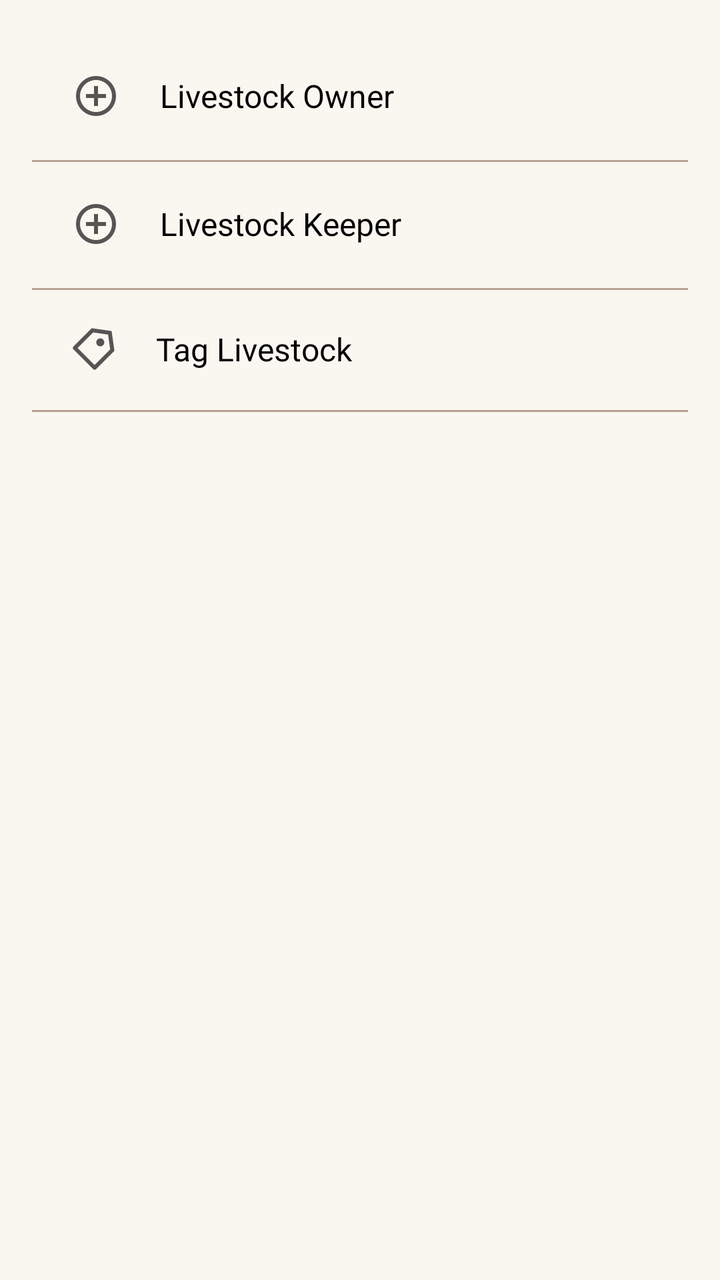
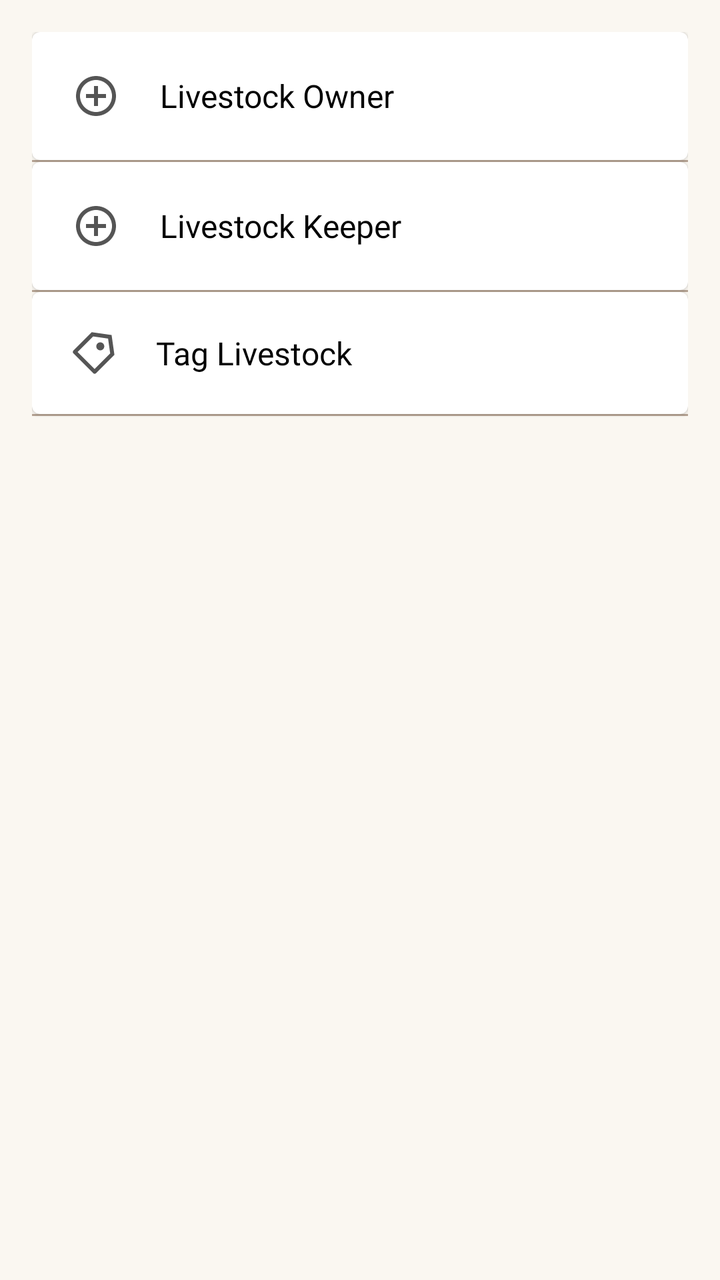

Compare the two renders of this Android layout. The source of the first and the diff that turns it into the second are given below.
<!-- AndroidManifest.xml: application theme Theme.RanchID -->
<!-- res/layout/fragment_offline_function.xml -->
<?xml version="1.0" encoding="utf-8"?>
<layout xmlns:android="http://schemas.android.com/apk/res/android"
    xmlns:tools="http://schemas.android.com/tools"
    xmlns:app="http://schemas.android.com/apk/res-auto">

    <data>
        <variable
            name="offlineFragment"
            type="com.sallyjayz.ranchid.offline.OfflineFunctionFragment"
            />

    </data>

    <FrameLayout
        android:layout_width="match_parent"
        android:layout_height="match_parent"
        tools:context=".offline.OfflineFunctionFragment">

        <androidx.constraintlayout.widget.ConstraintLayout
            android:layout_width="match_parent"
            android:layout_height="match_parent"
            android:layout_margin="@dimen/sixteen_dp">

            <LinearLayout
                android:id="@+id/offline_livestock_owner"
                android:layout_width="match_parent"
                android:layout_height="wrap_content"
                android:orientation="horizontal"
                app:layout_constraintStart_toStartOf="parent"
                app:layout_constraintTop_toTopOf="parent"
                app:layout_constraintEnd_toEndOf="parent"
                android:onClick="@{() -> offlineFragment.livestockOwner()}">

                <ImageView
                    android:layout_width="wrap_content"
                    android:layout_height="wrap_content"
                    android:src="@drawable/ic_add"
                    android:padding="@dimen/twenty_dp"
                    android:contentDescription="@string/add_livestock_owner_icon" />

                <com.google.android.material.textview.MaterialTextView
                    android:layout_width="0dp"
                    android:layout_height="wrap_content"
                    android:text="@string/livestock_owner"
                    android:textSize="@dimen/sixteen_sp"
                    android:layout_gravity="center_vertical"
                    android:layout_weight="1"
                    android:textColor="@color/black"/>
            </LinearLayout>

            <com.google.android.material.divider.MaterialDivider
                android:id="@+id/owner_divider"
                android:layout_width="match_parent"
                android:layout_height="wrap_content"
                app:layout_constraintStart_toStartOf="@id/offline_livestock_owner"
                app:layout_constraintEnd_toEndOf="@id/offline_livestock_owner"
                app:layout_constraintTop_toBottomOf="@id/offline_livestock_owner"
                android:background="@color/divider"
                />

            <LinearLayout
                android:id="@+id/offline_livestock_keeper"
                android:layout_width="match_parent"
                android:layout_height="wrap_content"
                android:orientation="horizontal"
                app:layout_constraintStart_toStartOf="parent"
                app:layout_constraintTop_toBottomOf="@id/offline_livestock_owner"
                app:layout_constraintEnd_toEndOf="parent"
                android:onClick="@{() -> offlineFragment.livestockKeeper()}">

                <ImageView
                    android:layout_width="wrap_content"
                    android:layout_height="wrap_content"
                    android:src="@drawable/ic_add"
                    android:padding="@dimen/twenty_dp"
                    android:contentDescription="@string/add_livestock_keeper_icon" />

                <com.google.android.material.textview.MaterialTextView
                    android:layout_width="0dp"
                    android:layout_height="wrap_content"
                    android:text="@string/livestock_keeper"
                    android:fontFamily="@font/inter_regular"
                    android:textSize="@dimen/sixteen_sp"
                    android:layout_gravity="center_vertical"
                    android:layout_weight="1"
                    android:textColor="@color/black"/>
            </LinearLayout>

            <com.google.android.material.divider.MaterialDivider
                android:id="@+id/keeper_divider"
                android:layout_width="match_parent"
                android:layout_height="wrap_content"
                app:layout_constraintStart_toStartOf="@id/offline_livestock_keeper"
                app:layout_constraintEnd_toEndOf="@id/offline_livestock_keeper"
                app:layout_constraintTop_toBottomOf="@id/offline_livestock_keeper"
                android:background="@color/divider"
                />

            <LinearLayout
                android:id="@+id/offline_tag_livestock"
                android:layout_width="match_parent"
                android:layout_height="wrap_content"
                android:orientation="horizontal"
                app:layout_constraintStart_toStartOf="parent"
                app:layout_constraintTop_toBottomOf="@id/offline_livestock_keeper"
                app:layout_constraintEnd_toEndOf="parent"
                android:onClick="@{() -> offlineFragment.livestockTag()}">

                <ImageView
                    android:layout_width="wrap_content"
                    android:layout_height="wrap_content"
                    android:src="@drawable/ic_tag"
                    android:padding="@dimen/twenty_dp"
                    android:contentDescription="@string/add_livestock_keeper_icon" />

                <com.google.android.material.textview.MaterialTextView
                    android:layout_width="0dp"
                    android:layout_height="wrap_content"
                    android:text="@string/tag_livestock"
                    android:fontFamily="@font/inter_regular"
                    android:textSize="@dimen/sixteen_sp"
                    android:layout_gravity="center_vertical"
                    android:layout_weight="1"
                    android:textColor="@color/black"/>
            </LinearLayout>

            <com.google.android.material.divider.MaterialDivider
                android:id="@+id/tag_livestock_divider"
                android:layout_width="match_parent"
                android:layout_height="wrap_content"
                app:layout_constraintStart_toStartOf="@id/offline_tag_livestock"
                app:layout_constraintEnd_toEndOf="@id/offline_tag_livestock"
                app:layout_constraintTop_toBottomOf="@id/offline_tag_livestock"
                android:background="@color/divider"
                />

        </androidx.constraintlayout.widget.ConstraintLayout>

    </FrameLayout>
</layout>
<!-- resources referenced by this layout -->
<resources>
  <style name="Theme.RanchID" parent="Theme.MaterialComponents.Light.NoActionBar">
          
          <item name="colorPrimary">@color/primary</item>
          <item name="colorPrimaryVariant">@color/primary_variant</item>
          <item name="colorOnPrimary">@color/black</item>
          
          <item name="colorSecondary">@color/nait_blue</item>
          <item name="colorSecondaryVariant">@color/teal_700</item>
          <item name="colorOnSecondary">@color/black</item>
          
          <item name="android:statusBarColor">?attr/colorPrimaryVariant</item>
          <item name="android:windowLightStatusBar" tools:targetApi="m">true</item>
          <item name="android:navigationBarColor">?attr/colorPrimaryVariant</item>
          <item name="android:windowLightNavigationBar" tools:targetApi="27">true</item>
          
          <item name="android:colorBackground">?attr/colorPrimaryVariant</item>
          <item name="toolbarStyle">@style/Widget.App.Toolbar</item>
          <item name="navigationViewStyle">@style/Widget.RanchID.NavigationView</item>
          <item name="radioButtonStyle">@style/Widget.RanchID.RadioButton</item>
          <item name="tabStyle">@style/Widget.RanchID.TabLayout</item>
          <item name="materialCalendarTheme">@style/ThemeOverlay.RanchID.DatePicker</item>
  
          <item name="materialAlertDialogTheme">@style/ThemeOverlay.RanchID.MaterialAlertDialog</item>
          <item name="android:windowAnimationStyle">@style/ActivityAnimation</item>
          <item name="bottomSheetDialogTheme">@style/ThemeOverlay.Ranch.BottomSheetDialog</item>
      </style>
  <!-- unchanged entries left out for length: 44 -->
</resources>

<!-- the commit's change to res/layout/fragment_offline_function.xml (unified diff, before → after) -->
@@ -21,32 +21,38 @@
             android:layout_height="match_parent"
             android:layout_margin="@dimen/sixteen_dp">
 
-            <LinearLayout
+            <com.google.android.material.card.MaterialCardView
                 android:id="@+id/offline_livestock_owner"
-                android:layout_width="match_parent"
+                android:layout_width="0dp"
                 android:layout_height="wrap_content"
-                android:orientation="horizontal"
                 app:layout_constraintStart_toStartOf="parent"
                 app:layout_constraintTop_toTopOf="parent"
                 app:layout_constraintEnd_toEndOf="parent"
                 android:onClick="@{() -> offlineFragment.livestockOwner()}">
 
-                <ImageView
-                    android:layout_width="wrap_content"
+                <LinearLayout
+                    android:layout_width="match_parent"
                     android:layout_height="wrap_content"
-                    android:src="@drawable/ic_add"
-                    android:padding="@dimen/twenty_dp"
-                    android:contentDescription="@string/add_livestock_owner_icon" />
+                    android:orientation="horizontal">
 
-                <com.google.android.material.textview.MaterialTextView
-                    android:layout_width="0dp"
-                    android:layout_height="wrap_content"
-                    android:text="@string/livestock_owner"
-                    android:textSize="@dimen/sixteen_sp"
-                    android:layout_gravity="center_vertical"
-                    android:layout_weight="1"
-                    android:textColor="@color/black"/>
-            </LinearLayout>
+                    <ImageView
+                        android:layout_width="wrap_content"
+                        android:layout_height="wrap_content"
+                        android:src="@drawable/ic_add"
+                        android:padding="@dimen/twenty_dp"
+                        android:contentDescription="@string/add_livestock_owner_icon" />
+
+                    <com.google.android.material.textview.MaterialTextView
+                        android:layout_width="0dp"
+                        android:layout_height="wrap_content"
+                        android:text="@string/livestock_owner"
+                        android:textSize="@dimen/sixteen_sp"
+                        android:layout_gravity="center_vertical"
+                        android:layout_weight="1"
+                        android:textColor="@color/black"/>
+                </LinearLayout>
+
+            </com.google.android.material.card.MaterialCardView>
 
             <com.google.android.material.divider.MaterialDivider
                 android:id="@+id/owner_divider"
@@ -58,33 +64,40 @@
                 android:background="@color/divider"
                 />
 
-            <LinearLayout
+            <com.google.android.material.card.MaterialCardView
                 android:id="@+id/offline_livestock_keeper"
-                android:layout_width="match_parent"
+                android:layout_width="0dp"
                 android:layout_height="wrap_content"
-                android:orientation="horizontal"
                 app:layout_constraintStart_toStartOf="parent"
-                app:layout_constraintTop_toBottomOf="@id/offline_livestock_owner"
+                app:layout_constraintTop_toBottomOf="@id/owner_divider"
                 app:layout_constraintEnd_toEndOf="parent"
                 android:onClick="@{() -> offlineFragment.livestockKeeper()}">
 
-                <ImageView
-                    android:layout_width="wrap_content"
+                <LinearLayout
+                    android:layout_width="match_parent"
                     android:layout_height="wrap_content"
-                    android:src="@drawable/ic_add"
-                    android:padding="@dimen/twenty_dp"
-                    android:contentDescription="@string/add_livestock_keeper_icon" />
+                    android:orientation="horizontal">
 
-                <com.google.android.material.textview.MaterialTextView
-                    android:layout_width="0dp"
-                    android:layout_height="wrap_content"
-                    android:text="@string/livestock_keeper"
-                    android:fontFamily="@font/inter_regular"
-                    android:textSize="@dimen/sixteen_sp"
-                    android:layout_gravity="center_vertical"
-                    android:layout_weight="1"
-                    android:textColor="@color/black"/>
-            </LinearLayout>
+                    <ImageView
+                        android:layout_width="wrap_content"
+                        android:layout_height="wrap_content"
+                        android:src="@drawable/ic_add"
+                        android:padding="@dimen/twenty_dp"
+                        android:contentDescription="@string/add_livestock_keeper_icon" />
+
+                    <com.google.android.material.textview.MaterialTextView
+                        android:layout_width="0dp"
+                        android:layout_height="wrap_content"
+                        android:text="@string/livestock_keeper"
+                        android:fontFamily="@font/inter_regular"
+                        android:textSize="@dimen/sixteen_sp"
+                        android:layout_gravity="center_vertical"
+                        android:layout_weight="1"
+                        android:textColor="@color/black"/>
+                </LinearLayout>
+
+            </com.google.android.material.card.MaterialCardView>
+
 
             <com.google.android.material.divider.MaterialDivider
                 android:id="@+id/keeper_divider"
@@ -96,33 +109,39 @@
                 android:background="@color/divider"
                 />
 
-            <LinearLayout
+            <com.google.android.material.card.MaterialCardView
                 android:id="@+id/offline_tag_livestock"
-                android:layout_width="match_parent"
+                android:layout_width="0dp"
                 android:layout_height="wrap_content"
-                android:orientation="horizontal"
                 app:layout_constraintStart_toStartOf="parent"
-                app:layout_constraintTop_toBottomOf="@id/offline_livestock_keeper"
+                app:layout_constraintTop_toBottomOf="@id/keeper_divider"
                 app:layout_constraintEnd_toEndOf="parent"
                 android:onClick="@{() -> offlineFragment.livestockTag()}">
 
-                <ImageView
-                    android:layout_width="wrap_content"
+                <LinearLayout
+                    android:layout_width="match_parent"
                     android:layout_height="wrap_content"
-                    android:src="@drawable/ic_tag"
-                    android:padding="@dimen/twenty_dp"
-                    android:contentDescription="@string/add_livestock_keeper_icon" />
+                    android:orientation="horizontal">
 
-                <com.google.android.material.textview.MaterialTextView
-                    android:layout_width="0dp"
-                    android:layout_height="wrap_content"
-                    android:text="@string/tag_livestock"
-                    android:fontFamily="@font/inter_regular"
-                    android:textSize="@dimen/sixteen_sp"
-                    android:layout_gravity="center_vertical"
-                    android:layout_weight="1"
-                    android:textColor="@color/black"/>
-            </LinearLayout>
+                    <ImageView
+                        android:layout_width="wrap_content"
+                        android:layout_height="wrap_content"
+                        android:src="@drawable/ic_tag"
+                        android:padding="@dimen/twenty_dp"
+                        android:contentDescription="@string/add_livestock_keeper_icon" />
+
+                    <com.google.android.material.textview.MaterialTextView
+                        android:layout_width="0dp"
+                        android:layout_height="wrap_content"
+                        android:text="@string/tag_livestock"
+                        android:fontFamily="@font/inter_regular"
+                        android:textSize="@dimen/sixteen_sp"
+                        android:layout_gravity="center_vertical"
+                        android:layout_weight="1"
+                        android:textColor="@color/black"/>
+                </LinearLayout>
+
+            </com.google.android.material.card.MaterialCardView>
 
             <com.google.android.material.divider.MaterialDivider
                 android:id="@+id/tag_livestock_divider"
<!-- resource entries referenced after the edit -->
@@ -25,6 +25,78 @@
           <item name="materialAlertDialogTheme">@style/ThemeOverlay.RanchID.MaterialAlertDialog</item>
           <item name="android:windowAnimationStyle">@style/ActivityAnimation</item>
           <item name="bottomSheetDialogTheme">@style/ThemeOverlay.Ranch.BottomSheetDialog</item>
+          <item name="materialTimePickerTheme">@style/MaterialTimePickerStyle</item>
+      </style>
+  <style name="MaterialTimePickerStyle" parent="ThemeOverlay.MaterialComponents.TimePicker">
+          <item name="colorPrimary">@color/btn_color</item>
+          <item name="colorOnPrimary">@color/primary_variant</item>
+          <item name="android:textColorPrimary">@color/btn_color</item>
+  
+          <item name="materialClockStyle">@style/MaterialTimePickerClockStyle</item>
+          <item name="imageButtonStyle">@style/MaterialTimePickerImageButtonStyle</item>
+          <item name="materialButtonOutlinedStyle">@style/MaterialTimePickerButtonOutlinedStyle</item>
+          <item name="textAppearanceOverline">@style/MaterialTimePickerTextAppearanceOverlineStyle</item>
+          <item name="chipStyle">@style/MaterialTimePickerChipStyle</item>
+      </style>
+  <style name="MaterialTimePickerClockStyle" parent="Widget.MaterialComponents.TimePicker.Clock">
+          <item name="clockFaceBackgroundColor">@color/nait_blue</item>
+          <item name="clockHandColor">@color/btn_color</item>
+          <item name="clockNumberTextColor">@color/time_picker_clock_text</item>
+      </style>
+  <style name="MaterialTimePickerImageButtonStyle" parent="Widget.MaterialComponents.TimePicker.ImageButton">
+          <item name="iconTint">@color/btn_color</item>
+          <item name="rippleColor">@color/nait_blue</item>
+          <item name="shapeAppearance">@style/MaterialTimePickerImageButtonShapeAppearance</item>
+          <item name="android:insetTop">0dp</item>
+          <item name="android:insetBottom">0dp</item>
+          <item name="android:minWidth">?attr/minTouchTargetSize</item>
+          <item name="android:minHeight">?attr/minTouchTargetSize</item>
+          <item name="iconGravity">textStart</item>
+          <item name="iconPadding">0dp</item>
+      </style>
+  <style name="MaterialTimePickerButtonOutlinedStyle" parent="Widget.MaterialComponents.TimePicker.Button">
+          <item name="backgroundTint">@color/time_picker_button_outlined_background</item>
+          <item name="android:layout_height">48dp</item>
+          <item name="android:padding">0dp</item>
+          <item name="android:insetTop">0dp</item>
+          <item name="android:insetBottom">0dp</item>
+          <item name="android:textAppearance">@style/MaterialTimePickerTextAppearanceOverlineStyle</item>
+          <item name="android:textSize">16sp</item>
+          <item name="android:textColor">@color/btn_color</item>
+          <item name="android:textAlignment">center</item>
+          <item name="strokeColor">@color/nait_blue</item>
+          <item name="strokeWidth">1dp</item>
+      </style>
+  <style name="MaterialTimePickerTextAppearanceOverlineStyle" parent="TextAppearance.MaterialComponents.TimePicker.Title">
+          <item name="android:textColor">@color/btn_color</item>
+          <item name="android:fontFamily">@font/inter_regular</item>
+          <item name="android:textStyle">italic</item>
+          <item name="android:textAllCaps">true</item>
+          <item name="android:textSize">12sp</item>
+          <item name="android:letterSpacing">0.166666667</item>
+          <item name="fontFamily">@font/inter_regular</item>
+      </style>
+  <style name="MaterialTimePickerChipStyle" parent="Widget.MaterialComponents.TimePicker.Display">
+          <item name="chipBackgroundColor">@color/time_picker_chip_background</item>
+          <item name="rippleColor">@color/time_picker_chip_background</item>
+          <item name="android:textColor">@color/time_picker_chip_text</item>
+          <item name="android:textAppearance">@style/MaterialTimePickerChipTextAppearance</item>
+          <item name="shapeAppearanceOverlay">@style/MaterialTimePickerChipShapeAppearanceStyle</item>
+          <item name="materialThemeOverlay">@style/MaterialTimePickerChipMaterialThemeOverlay</item>
+      </style>
+  <style name="MaterialTimePickerImageButtonShapeAppearance" parent="">
+          <item name="cornerSize">50%</item>
+          <item name="cornerFamily">rounded</item>
+      </style>
+  <style name="MaterialTimePickerChipTextAppearance" parent="TextAppearance.AppCompat.Body1">
+          <item name="fontFamily">sans-serif-light</item>
+          <item name="android:textStyle">italic</item>
+      </style>
+  <style name="MaterialTimePickerChipShapeAppearanceStyle">
+          <item name="cornerSize">20%</item>
+      </style>
+  <style name="MaterialTimePickerChipMaterialThemeOverlay">
+          <item name="elevationOverlayEnabled">false</item>
       </style>
   <!-- unchanged entries left out for length: 44 -->
 </resources>
